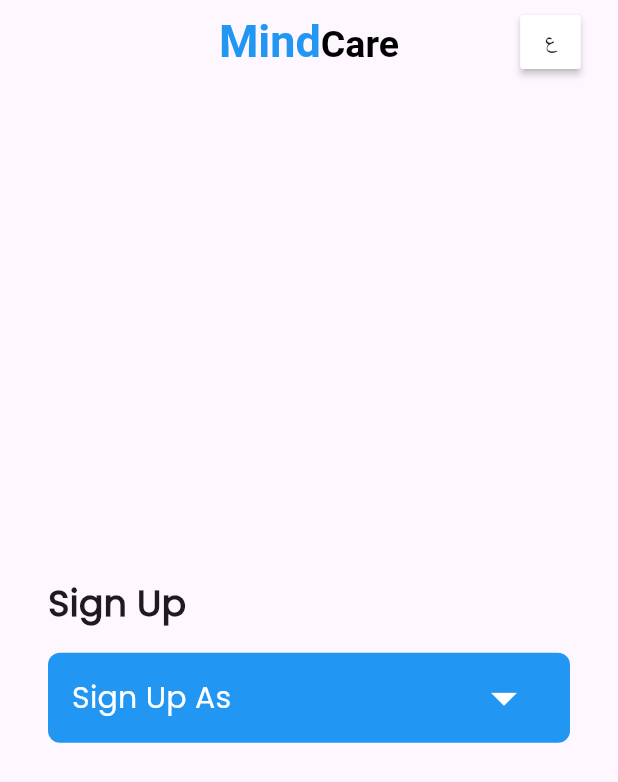
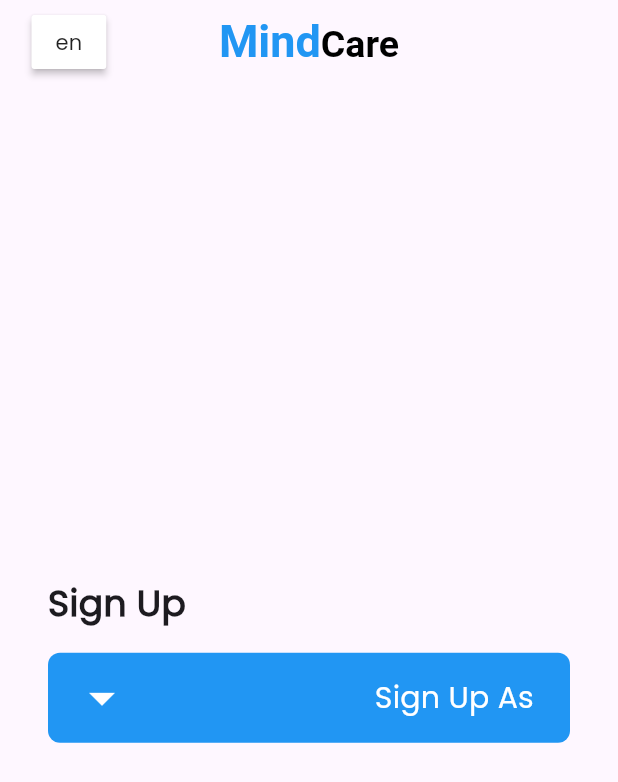
Before and after one commit to abraamhossam/mindcare_app, a Flutter app: the DropDownView screen opened directly, after a tap on an icon or button, on a phone screen of 412 x 824 dp. Shown: the top 782 px of the screen. Run offline on Flutter 3.47's test engine with Material 3 defaults, Android fonts, the phone set to English and light mode, and no system bars; our stand-ins replace dio, dots_indicator, easy_date_timeline, get, lottie, shared_preferences; missing offline and left inert: awesome_icons, flutter_paypal_checkout; accounts and stored records are empty; project files that could hold a hidden picture were left out; key blocks and very long unbroken strings in the code were emptied for the run.

Commit message:
sec commit

```diff
--- a/lib/Langauge/language.dart
+++ b/lib/Langauge/language.dart
@@ -6,14 +6,17 @@
   Map<String, Map<String, String>> get keys => {
         "en": {
           //.......................initial pages.........................
-          "initial page1 text": "We help you help yourselves",
-          "initial page1 subText":
+          "We help you help yourselves": "We help you help yourselves",
+          "Our diaggnosis tool suggests test techniques to deal with mental distness":
               "Our diaggnosis tool suggests test techniques to deal with mental distness",
-          "initial page2 text": "Find the right therapist for you",
-          "initial page2 subText":
+          "Find the right therapist for you":
+              "Find the right therapist for you",
+          "Discover the perfect therapist to guide your mental health journey with our tailored selection":
               "Discover the perfect therapist to guide your mental health journey with our tailored selection",
-          "initial page3 text": "Let us lend a hand",
+          "Let us lend a hand": "Let us lend a hand",
           //............................................................
+          "Log In": "Log In",
+          "Sign Up": "Sign Up",
           "Name": "Name",
           "Name hint": "Enter Your Name",
           "Email": "Email",
@@ -21,19 +24,17 @@
           "Password": "Password",
           "Password hint": "Enter Your Password",
           //.......................Sign in page.........................
-          "signIn title": "Welcome Back",
-          "signIn forgot pass": "Forgot Password?",
-          "signIn button": "Log In",
-          "signIn bottom1": "Don't have an account? ",
+          "Welcome Back": "Welcome Back",
+          "Forgot Password?": "Forgot Password?",
+          "Don't have an account? ": "Don't have an account? ",
           "signIn bottom2": "  Sign Up",
+
           //.......................Reset Password page.........................
           "reset title": "Reset Your Password",
           "reset button": "Reset Password",
           //.......................Sign up page.........................
-          "signUp title": "Welcome To Your Private Area",
-          "signUp button": "Sign Up",
-          "signUp bottom1": "Already Have An Account?",
-          "signUp bottom2": "  Log In",
+          "Welcome To Your Private Area": "Welcome To Your Private Area",
+          "Already Have An Account?": "Already Have An Account?",
           //.......................Drawer.........................
           "Hello": "Hello",
           "Profile": "Profile",
@@ -103,14 +104,17 @@
         },
         "ar": {
           //.......................initial pages.........................
-          "initial page1 text": "نحن نساعدك في مساعدة نفسك",
-          "initial page1 subText":
+          "We help you help yourselves": "نحن نساعدك في مساعدة نفسك",
+          "Our diaggnosis tool suggests test techniques to deal with mental distness":
               "تقترح أداة التشخيص الخاصة بنا تقنيات اختبار للتعامل مع التشتت الذهني",
-          "initial page2 text": "اعثر على المعالج النفسي المناسب لك",
-          "initial page2 subText":
+          "Find the right therapist for you":
+              "اعثر على المعالج النفسي المناسب لك",
+          "Discover the perfect therapist to guide your mental health journey with our tailored selection":
               "اكتشف المعالج النفسي المثالي لتوجيه رحلتك في مجال الصحة النفسية من خلال مجموعتنا المخصصة",
-          "initial page3 text": "دعنا نساعدك",
+          "Let us lend a hand": "دعنا نساعدك",
           //............................................................
+          "Log In": "تسجيل الدخول",
+          "Sign Up": "تسجيل",
           "Name": "الاسم",
           "Name hint": "ادخل الاسم",
           "Email": "البريد الإلكتروني",
@@ -118,19 +122,16 @@
           "Password": "كلمة المرور",
           "Password hint": "ادخل كلمة المرور",
           //.......................Sign in page.........................
-          "signIn title": "مرحبا بعودتك",
-          "signIn forgot pass": "هل نسيت كلمة المرور؟",
-          "signIn button": "تسجيل الدخول",
-          "signIn bottom1": "ليس لديك حساب؟",
+          "Welcome Back": "مرحبا بعودتك",
+          "Forgot Password?": "هل نسيت كلمة المرور؟",
+          "Don't have an account? ": "ليس لديك حساب؟",
           "signIn bottom2": "  إنشاء حساب جديد",
           //.......................Reset Password page.........................
           "reset title": "أعد تعيين كلمة المرور",
           "reset button": "أعد التعيين",
           //.......................Sign up page.........................
-          "signUp title": "مرحبًا بك في مساحتك الخاصة",
-          "signUp button": "تسجيل",
-          "signUp bottom1": "لديك حساب بالفعل؟",
-          "signUp bottom2": "  تسجيل الدخول",
+          "Welcome To Your Private Area": "مرحبًا بك في مساحتك الخاصة",
+          "Already Have An Account?": "لديك حساب بالفعل؟",
           //.......................Drawer.........................
           "Hello": "مرحبا",
           "Profile": "الملف الشخصي",
--- a/lib/Langauge/language_controller.dart
+++ b/lib/Langauge/language_controller.dart
@@ -3,12 +3,12 @@
 import 'package:mindcare_app/main.dart';
 
 class LanguageController extends GetxController {
-  String langeCode = "ar";
-  late Locale initLang = Locale(langeCode);
-/*  late Locale initLang = sharedPrefs!.getString("lang") == null
+  String langeCode = "en";
+  //late Locale initLang = Locale(langeCode);
+  late Locale initLang = sharedPrefs!.getString("lang") == null
       ? Locale(langeCode)
       : Locale(sharedPrefs!.getString("lang")!);
- */
+
   void changeLang() {
     if (langeCode == "en") {
       langeCode = "ar";
--- a/lib/main.dart
+++ b/lib/main.dart
@@ -86,8 +86,8 @@
           page: () => MakeAppointment(),
         ),
       ],
-      //initialRoute: SplashView.id,
-      initialRoute: '/doctor_search',
+      initialRoute: SplashView.id,
+      //initialRoute: SignInView.id,
     );
   }
 }
--- a/lib/view/widgets/custom_init_view_title.dart
+++ b/lib/view/widgets/custom_init_view_title.dart
@@ -42,7 +42,7 @@
             },
             minWidth: 10,
             color: Colors.white,
-            child: const Text("ع"),
+            child: Text(language.langeCode == "en" ? "ع" : "en"),
           ),
         ),
       ],
--- a/lib/view/widgets/custom_page_view.dart
+++ b/lib/view/widgets/custom_page_view.dart
@@ -12,17 +12,21 @@
       children: [
         CustomPageViewIteam(
           image: "assets/images/1 (2).json",
-          text: "initial page1 text".tr,
-          subText: "initial page1 subText".tr,
+          text: "We help you help yourselves".tr,
+          subText:
+              "Our diaggnosis tool suggests test techniques to deal with mental distness"
+                  .tr,
         ),
         CustomPageViewIteam(
           image: "assets/images/1 (3).json",
-          text: "initial page2 text".tr,
-          subText: "initial page2 subText".tr,
+          text: "Find the right therapist for you".tr,
+          subText:
+              "Discover the perfect therapist to guide your mental health journey with our tailored selection"
+                  .tr,
         ),
         CustomPageViewIteam(
           image: "assets/images/cartoon.json",
-          text: "initial page3 text".tr,
+          text: "Let us lend a hand".tr,
           subText: "",
         ),
       ],
--- a/lib/view/widgets/sign_in_view_body.dart
+++ b/lib/view/widgets/sign_in_view_body.dart
@@ -31,7 +31,7 @@
         child: Column(
           children: [
             SignImageBody(
-              text: "signIn title".tr,
+              text: "Welcome Back".tr,
             ),
             Padding(
               padding: const EdgeInsets.symmetric(horizontal: 8),
@@ -62,7 +62,7 @@
                     height: SizeConfig.height! * 0.01,
                   ),
                   CustomTextNavigator(
-                    text: "signIn forgot pass".tr,
+                    text: "Forgot Password?".tr,
                     ontap: () {
                       Get.toNamed(
                         ResetView.id,
@@ -73,7 +73,7 @@
                     height: SizeConfig.height! * 0.02,
                   ),
                   CustomButton(
-                    text: "signIn button".tr,
+                    text: "Log In".tr,
                     ontap: () {
                       if (formKey.currentState!.validate()) {
                         Get.offNamed("/home");
@@ -89,7 +89,7 @@
                     mainAxisAlignment: MainAxisAlignment.center,
                     children: [
                       Text(
-                        "signIn bottom1".tr,
+                        "Don't have an account? ".tr,
                         style: const TextStyle(
                           color: Colors.grey,
                           fontSize: 17,
--- a/lib/view/widgets/sign_up_view_body.dart
+++ b/lib/view/widgets/sign_up_view_body.dart
@@ -31,7 +31,7 @@
         child: Column(
           children: [
             SignImageBody(
-              text: "signUp title".tr,
+              text: "Welcome To Your Private Area".tr,
             ),
             Padding(
               padding: const EdgeInsets.symmetric(horizontal: 8),
@@ -70,7 +70,7 @@
                     height: SizeConfig.height! * 0.02,
                   ),
                   CustomButton(
-                    text: "signUp button".tr,
+                    text: "Sign Up".tr,
                     ontap: () {
                       if (formKey.currentState!.validate()) {
                         print("ebraam");
@@ -86,14 +86,14 @@
                     mainAxisAlignment: MainAxisAlignment.center,
                     children: [
                       Text(
-                        "signUp bottom1".tr,
+                        "Already Have An Account?".tr,
                         style: const TextStyle(
                           color: Colors.grey,
                           fontSize: 17,
                         ),
                       ),
                       CustomTextNavigator(
-                        text: "signUp bottom2".tr,
+                        text: "  ${"Log In".tr}".tr,
                         ontap: () => Get.toNamed(SignInView.id),
                       ),
                     ],
```
